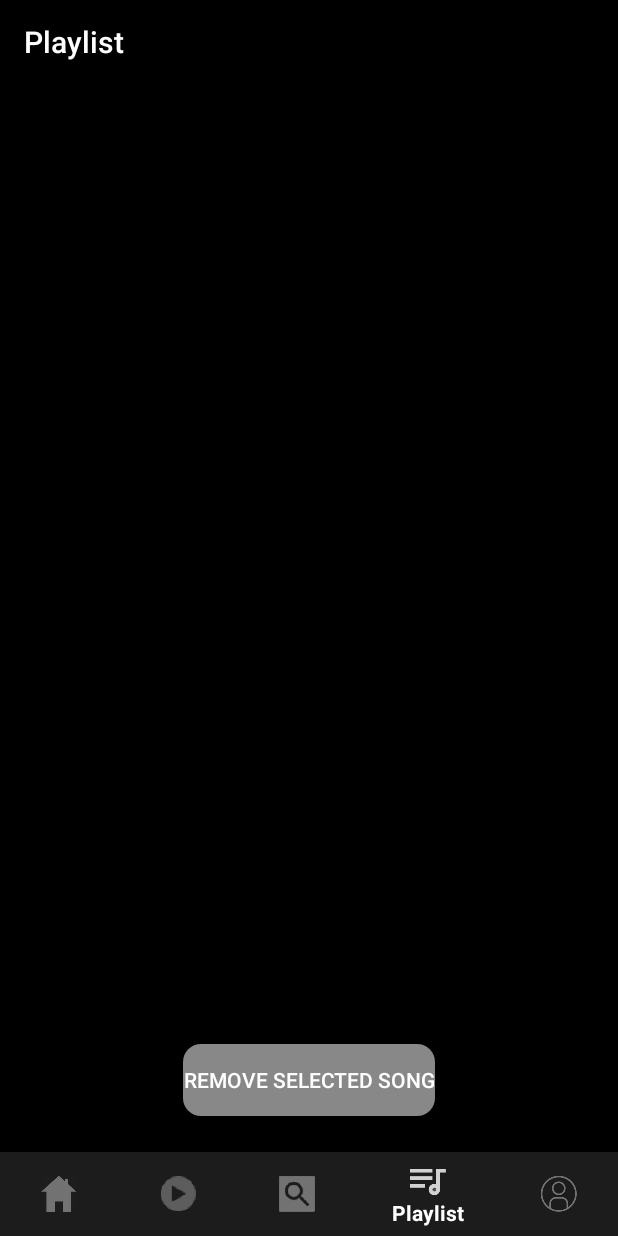
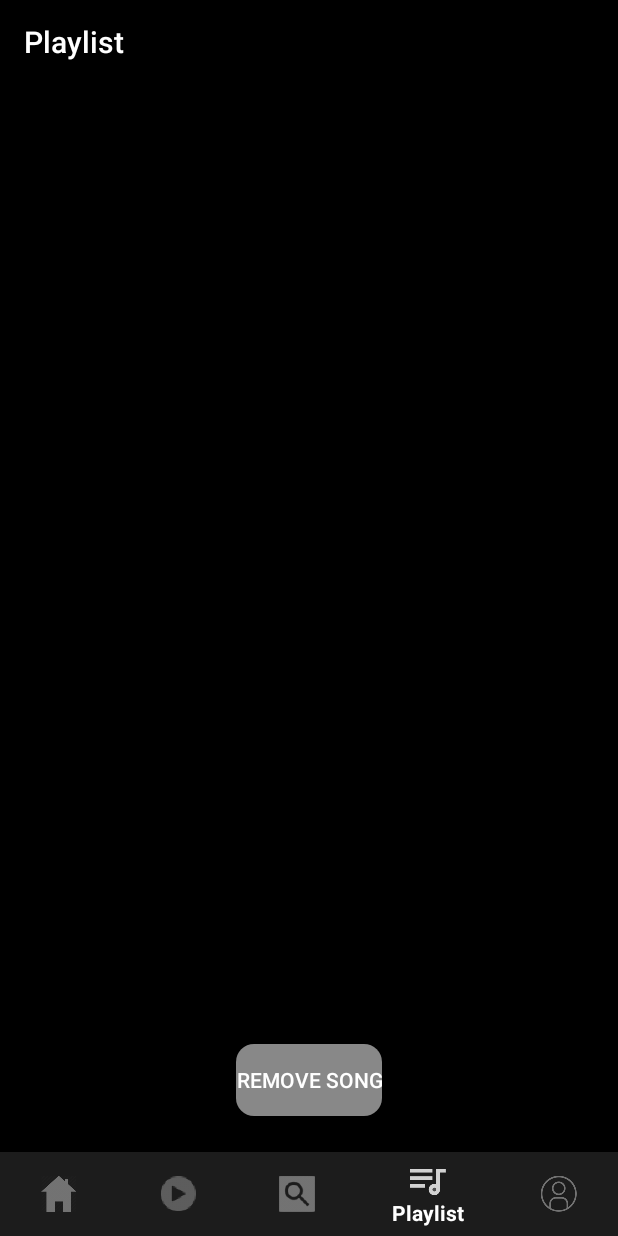
Before and after one commit to trieupham1/My_Music_player, an Android app: the screen it shows after launch once a user with an empty profile is signed in (MainActivity), item 4 of the bottom bar chosen, on a phone screen of 412 x 824 dp. Run offline under Robolectric (Android 15) with nearby library versions, the phone set to English and light mode, and no system bars; our stand-ins replace Firebase (no records; nobody signed in at launch, a user with empty details on screens opened directly), navigation-ui.

Commit message:
update new playlist layout

```diff
--- a/app/build.gradle.kts
+++ b/app/build.gradle.kts
@@ -63,7 +63,7 @@ dependencies {
 
     implementation ("androidx.media:media:1.6.0")
     implementation ("androidx.core:core-ktx:1.10.1")
-
+    implementation ("com.google.code.gson:gson:2.8.9")
 }
 
 // Apply the Google Services plugin at the end of the file
--- a/app/src/main/java/com/tdtu/my_music_player/MediaManager/MediaPlayerManager.java
+++ b/app/src/main/java/com/tdtu/my_music_player/MediaManager/MediaPlayerManager.java
@@ -202,7 +202,7 @@ public class MediaPlayerManager {
         return currentSongResource; // Return the resource ID of the currently playing song
     }
     public void addCurrentSongToPlaylist(Context context) {
-        PlaylistManager playlistManager = PlaylistManager.getInstance();
+        PlaylistManager playlistManager = PlaylistManager.getInstance(context);
         if (playlistManager.isSongInPlaylist(currentSongTitle, currentArtistName)) {
             Toast.makeText(context, "Song is already in the playlist", Toast.LENGTH_SHORT).show();
         } else {
--- /dev/null
+++ b/app/src/main/java/com/tdtu/my_music_player/Playlist/PlaylistAdapter.java
@@ -0,0 +1,80 @@
+package com.tdtu.my_music_player.Playlist;
+
+import android.content.Context;
+import android.view.LayoutInflater;
+import android.view.View;
+import android.view.ViewGroup;
+import android.widget.ImageView;
+import android.widget.TextView;
+
+import androidx.annotation.NonNull;
+import androidx.recyclerview.widget.RecyclerView;
+
+import com.tdtu.my_music_player.R;
+import com.tdtu.my_music_player.SearchSong.Song;
+
+import java.util.List;
+
+public class PlaylistAdapter extends RecyclerView.Adapter<PlaylistAdapter.PlaylistViewHolder> {
+
+    private final Context context;
+    private final List<Song> playlist;
+    private final OnItemClickListener onItemClickListener;
+
+    // Interface to handle item clicks
+    public interface OnItemClickListener {
+        void onItemClick(Song song, int position);
+    }
+
+    public PlaylistAdapter(Context context, List<Song> playlist, OnItemClickListener onItemClickListener) {
+        this.context = context;
+        this.playlist = playlist;
+        this.onItemClickListener = onItemClickListener;
+    }
+
+    @NonNull
+    @Override
+    public PlaylistViewHolder onCreateViewHolder(@NonNull ViewGroup parent, int viewType) {
+        View view = LayoutInflater.from(context).inflate(R.layout.list_item, parent, false);
+        return new PlaylistViewHolder(view);
+    }
+
+    @Override
+    public void onBindViewHolder(@NonNull PlaylistViewHolder holder, int position) {
+        // Get the song at the current position
+        Song song = playlist.get(position);
+
+        // Bind song data to the views
+        holder.songTitleTextView.setText(song.getTitle());
+        holder.artistTextView.setText(song.getArtist());
+
+        // Bind the album cover resource if available
+        if (song.getAlbumCoverResource() != 0) {
+            holder.albumCoverImageView.setImageResource(song.getAlbumCoverResource());
+        } else {
+            // Use a placeholder if no album cover resource is provided
+            holder.albumCoverImageView.setImageResource(R.drawable.mice);
+        }
+
+        // Set up the item click listener
+        holder.itemView.setOnClickListener(v -> onItemClickListener.onItemClick(song, position));
+    }
+
+    @Override
+    public int getItemCount() {
+        return playlist == null ? 0 : playlist.size();
+    }
+
+    public static class PlaylistViewHolder extends RecyclerView.ViewHolder {
+        TextView songTitleTextView;
+        TextView artistTextView;
+        ImageView albumCoverImageView;
+
+        public PlaylistViewHolder(@NonNull View itemView) {
+            super(itemView);
+            songTitleTextView = itemView.findViewById(R.id.song_title);
+            artistTextView = itemView.findViewById(R.id.song_artist);
+            albumCoverImageView = itemView.findViewById(R.id.album_cover); // Bind album cover
+        }
+    }
+}
--- a/app/src/main/java/com/tdtu/my_music_player/Playlist/PlaylistFragment.java
+++ b/app/src/main/java/com/tdtu/my_music_player/Playlist/PlaylistFragment.java
@@ -4,14 +4,14 @@ import android.os.Bundle;
 import android.view.LayoutInflater;
 import android.view.View;
 import android.view.ViewGroup;
-import android.widget.ArrayAdapter;
 import android.widget.Button;
-import android.widget.ListView;
 import android.widget.Toast;
 
 import androidx.annotation.NonNull;
 import androidx.annotation.Nullable;
 import androidx.fragment.app.Fragment;
+import androidx.recyclerview.widget.LinearLayoutManager;
+import androidx.recyclerview.widget.RecyclerView;
 
 import com.tdtu.my_music_player.MediaManager.MediaPlayerManager;
 import com.tdtu.my_music_player.PlayerSet.MainActivity;
@@ -22,9 +22,9 @@ import java.util.List;
 
 public class PlaylistFragment extends Fragment {
 
-    private ListView playlistListView;
+    private RecyclerView playlistRecyclerView;
     private List<Song> playlist;
-    private ArrayAdapter<Song> playlistAdapter;
+    private PlaylistAdapter playlistAdapter;
     private MediaPlayerManager mediaPlayerManager;
     private Button removeButton;
     private int selectedPosition = -1;  // Holds the selected song position for removal
@@ -34,34 +34,31 @@ public class PlaylistFragment extends Fragment {
     public View onCreateView(@NonNull LayoutInflater inflater, @Nullable ViewGroup container, @Nullable Bundle savedInstanceState) {
         View view = inflater.inflate(R.layout.fragment_playlist, container, false);
 
-        playlistListView = view.findViewById(R.id.playlistListView);
+        playlistRecyclerView = view.findViewById(R.id.playlistRecyclerView);
         removeButton = view.findViewById(R.id.remove_button);
 
         // Initialize the playlist using PlaylistManager
-        playlist = PlaylistManager.getInstance().getPlaylist();
+        PlaylistManager playlistManager = PlaylistManager.getInstance(requireContext());
+        playlist = playlistManager.getPlaylist();
 
-        // Set up the ListView adapter with a custom adapter
-        playlistAdapter = new ArrayAdapter<>(getContext(), R.layout.list_item, playlist);
-        playlistListView.setAdapter(playlistAdapter);
+        // Set up the RecyclerView and adapter
+        playlistAdapter = new PlaylistAdapter(getContext(), playlist, (song, position) -> {
+            MainActivity mainActivity = (MainActivity) getActivity();
+            if (mainActivity != null) {
+                mainActivity.playSelectedSong(
+                        song.getTitle(),
+                        song.getArtist(),
+                        song.getResource(),
+                        song.getAlbumCoverResource()
+                );
+            }
+            selectedPosition = position;
+        });
+        playlistRecyclerView.setLayoutManager(new LinearLayoutManager(getContext()));
+        playlistRecyclerView.setAdapter(playlistAdapter);
 
         // Initialize MediaPlayerManager
         mediaPlayerManager = MediaPlayerManager.getInstance();
-
-        // Play song on item click in the playlist
-        playlistListView.setOnItemClickListener((parent, view1, position, id) -> {
-            Song selectedSong = playlist.get(position);
-            MainActivity mainActivity = (MainActivity) getActivity();
-            if (mainActivity != null) {
-                mainActivity.playSelectedSong(
-                        selectedSong.getTitle(),
-                        selectedSong.getArtist(),
-                        selectedSong.getResource(),
-                        selectedSong.getAlbumCoverResource()
-                );
-            }
-            // Store the selected position to use for removing
-            selectedPosition = position;
-        });
 
         // Set up Remove Button to remove the selected song
         removeButton.setOnClickListener(v -> removeSelectedSong());
@@ -81,7 +78,7 @@ public class PlaylistFragment extends Fragment {
         int currentSongResource = mediaPlayerManager.getCurrentSongResource();
         int currentAlbumCoverResource = mediaPlayerManager.getCurrentAlbumCoverResource();
 
-        PlaylistManager playlistManager = PlaylistManager.getInstance();
+        PlaylistManager playlistManager = PlaylistManager.getInstance(requireContext());
         if (playlistManager.isSongInPlaylist(currentSongTitle, currentArtistName)) {
             Toast.makeText(getContext(), "Song is already in the playlist", Toast.LENGTH_SHORT).show();
         } else {
@@ -100,7 +97,7 @@ public class PlaylistFragment extends Fragment {
     private void removeSelectedSong() {
         if (selectedPosition != -1) {
             Song songToRemove = playlist.get(selectedPosition);
-            PlaylistManager playlistManager = PlaylistManager.getInstance();
+            PlaylistManager playlistManager = PlaylistManager.getInstance(requireContext());
             if (playlistManager.removeSongFromPlaylist(songToRemove)) {
                 Toast.makeText(getContext(), "Song removed from playlist", Toast.LENGTH_SHORT).show();
                 playlistAdapter.notifyDataSetChanged(); // Update the playlist display
--- a/app/src/main/java/com/tdtu/my_music_player/Playlist/PlaylistManager.java
+++ b/app/src/main/java/com/tdtu/my_music_player/Playlist/PlaylistManager.java
@@ -1,4 +1,6 @@
 package com.tdtu.my_music_player.Playlist;
+
+import android.content.Context;
 
 import com.tdtu.my_music_player.SearchSong.Song;
 
@@ -7,16 +9,19 @@ import java.util.List;
 
 public class PlaylistManager {
     private static PlaylistManager instance;
-    private List<Song> playlist;
+    private final List<Song> playlist;
     private Song currentSong;
 
-    private PlaylistManager() {
+    private Context context; // Store the context if needed
+
+    private PlaylistManager(Context context) {
+        this.context = context.getApplicationContext(); // Use application context to avoid leaks
         playlist = new ArrayList<>();
     }
 
-    public static PlaylistManager getInstance() {
+    public static PlaylistManager getInstance(Context context) {
         if (instance == null) {
-            instance = new PlaylistManager();
+            instance = new PlaylistManager(context); // Pass the context here
         }
         return instance;
     }
--- a/app/src/main/res/layout/fragment_playlist.xml
+++ b/app/src/main/res/layout/fragment_playlist.xml
@@ -5,18 +5,15 @@
     android:padding="16dp"
     android:background="#FF000000">
 
-    <!-- Playlist ListView -->
-    <ListView
-        android:id="@+id/playlistListView"
+    <!-- Playlist RecyclerView -->
+    <androidx.recyclerview.widget.RecyclerView
+        android:id="@+id/playlistRecyclerView"
         android:layout_width="match_parent"
         android:layout_height="0dp"
         android:layout_above="@id/remove_button"
         android:layout_alignParentTop="true"
         android:layout_marginBottom="8dp"
-        android:background="@android:color/transparent"
-        android:cacheColorHint="@android:color/transparent"
-        android:divider="#444444"
-        android:dividerHeight="1dp" />
+        android:background="@android:color/transparent" />
 
     <!-- Remove Button -->
     <Button
@@ -25,7 +22,7 @@
         android:layout_height="wrap_content"
         android:layout_alignParentBottom="true"
         android:layout_centerHorizontal="true"
-        android:text="Remove Selected Song"
+        android:text="Remove Song"
         android:background="@drawable/rounded_button_background"
         android:textColor="@android:color/white"
         android:layout_marginBottom="8dp" />
```
